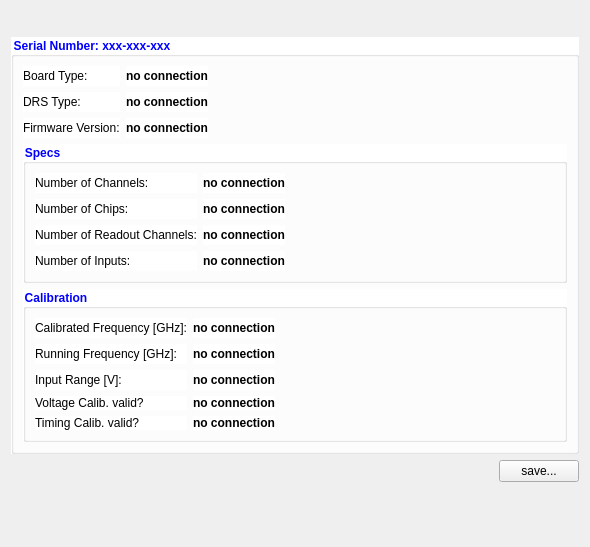
dpscience/DDRS4PALS, file GUI/drs4boardinfodlg.ui: the form before one commit.
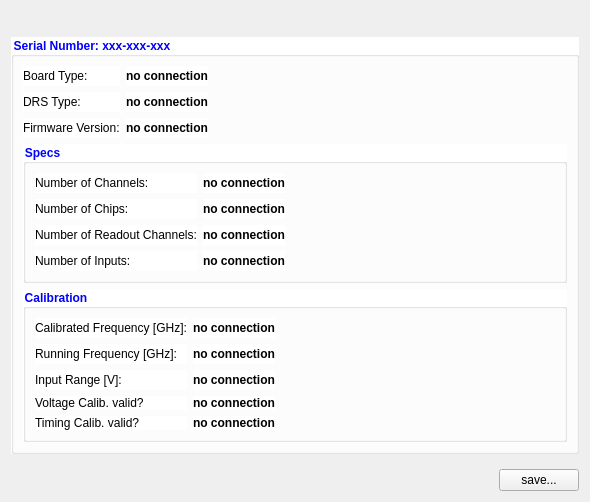
The form after the commit.

```diff
--- a/GUI/drs4boardinfodlg.ui
+++ b/GUI/drs4boardinfodlg.ui
@@ -7,7 +7,7 @@
     <x>0</x>
     <y>0</y>
     <width>590</width>
-    <height>547</height>
+    <height>502</height>
    </rect>
   </property>
   <property name="windowTitle">
@@ -624,30 +624,6 @@
      </layout>
     </widget>
    </item>
-   <item>
-    <layout class="QHBoxLayout" name="horizontalLayout_2">
-     <item>
-      <spacer name="horizontalSpacer_9">
-       <property name="orientation">
-        <enum>Qt::Horizontal</enum>
-       </property>
-       <property name="sizeHint" stdset="0">
-        <size>
-         <width>40</width>
-         <height>20</height>
-        </size>
-       </property>
-      </spacer>
-     </item>
-     <item>
-      <widget class="QPushButton" name="pushButton_save">
-       <property name="text">
-        <string>save...</string>
-       </property>
-      </widget>
-     </item>
-    </layout>
-   </item>
    <item>
     <spacer name="verticalSpacer">
      <property name="orientation">
@@ -661,6 +637,30 @@
      </property>
     </spacer>
    </item>
+   <item>
+    <layout class="QHBoxLayout" name="horizontalLayout_2">
+     <item>
+      <spacer name="horizontalSpacer_9">
+       <property name="orientation">
+        <enum>Qt::Horizontal</enum>
+       </property>
+       <property name="sizeHint" stdset="0">
+        <size>
+         <width>40</width>
+         <height>20</height>
+        </size>
+       </property>
+      </spacer>
+     </item>
+     <item>
+      <widget class="QPushButton" name="pushButton_save">
+       <property name="text">
+        <string>save...</string>
+       </property>
+      </widget>
+     </item>
+    </layout>
+   </item>
   </layout>
  </widget>
  <resources/>
```
